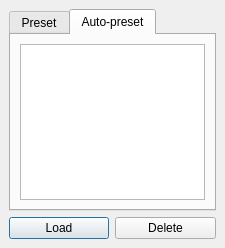
Qt form src/ui/forms/preseteditor.ui (ksv1986/qmmp-staging) before a commit.
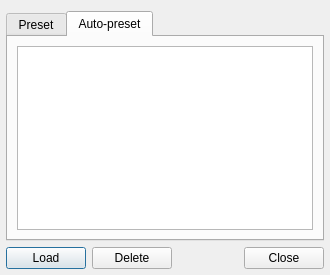
The same form after that commit. The open tabs and pages were chosen to show the change.

The edit to the form file:
```diff
--- a/src/ui/forms/preseteditor.ui
+++ b/src/ui/forms/preseteditor.ui
@@ -1,12 +1,12 @@
 <ui version="4.0" >
  <class>PresetEditor</class>
- <widget class="QDialog" name="PresetEditor" >
-  <property name="geometry" >
+ <widget class="QDialog" name="PresetEditor">
+  <property name="geometry">
    <rect>
     <x>0</x>
     <y>0</y>
-    <width>225</width>
-    <height>248</height>
+    <width>330</width>
+    <height>275</height>
    </rect>
   </property>
   <property name="windowTitle" >
@@ -15,30 +15,19 @@
   <property name="modal" >
    <bool>false</bool>
   </property>
-  <layout class="QGridLayout" >
-   <property name="margin" >
-    <number>9</number>
+  <layout class="QGridLayout" name="gridLayout">
+   <property name="leftMargin">
+    <number>6</number>
    </property>
-   <property name="spacing" >
+   <property name="rightMargin">
     <number>6</number>
    </property>
-   <item row="1" column="0" >
-    <widget class="QPushButton" name="loadButton" >
-     <property name="text" >
-      <string>Load</string>
-     </property>
-    </widget>
-   </item>
-   <item row="1" column="1" >
-    <widget class="QPushButton" name="deleteButton" >
-     <property name="text" >
-      <string>Delete</string>
-     </property>
-    </widget>
-   </item>
-   <item row="0" column="0" colspan="2" >
-    <widget class="QTabWidget" name="tabWidget" >
-     <property name="currentIndex" >
+   <property name="bottomMargin">
+    <number>6</number>
+   </property>
+   <item row="0" column="0" colspan="3">
+    <widget class="QTabWidget" name="tabWidget">
+     <property name="currentIndex">
       <number>0</number>
      </property>
      <widget class="QWidget" name="tab" >
@@ -61,16 +50,16 @@
       <attribute name="title" >
        <string>Auto-preset</string>
       </attribute>
-      <layout class="QVBoxLayout" >
-       <property name="margin" >
-        <number>9</number>
-       </property>
-       <property name="spacing" >
+      <layout class="QVBoxLayout">
+       <property name="spacing">
         <number>6</number>
        </property>
+       <property name="margin">
+        <number>9</number>
+       </property>
        <item>
-        <widget class="QListWidget" name="autoPresetListWidget" >
-         <property name="editTriggers" >
+        <widget class="QListWidget" name="autoPresetListWidget">
+         <property name="editTriggers">
           <set>QAbstractItemView::NoEditTriggers</set>
          </property>
         </widget>
@@ -79,9 +68,34 @@
      </widget>
     </widget>
    </item>
+   <item row="1" column="0" colspan="3">
+    <layout class="QHBoxLayout" name="horizontalLayout">
+     <item>
+      <widget class="QPushButton" name="loadButton">
+       <property name="text">
+        <string>Load</string>
+       </property>
+      </widget>
+     </item>
+     <item>
+      <widget class="QPushButton" name="deleteButton">
+       <property name="text">
+        <string>Delete</string>
+       </property>
+      </widget>
+     </item>
+     <item>
+      <widget class="QDialogButtonBox" name="buttonBox">
+       <property name="standardButtons">
+        <set>QDialogButtonBox::Close</set>
+       </property>
+      </widget>
+     </item>
+    </layout>
+   </item>
   </layout>
  </widget>
- <layoutdefault spacing="6" margin="11" />
+ <layoutdefault spacing="6" margin="11"/>
  <pixmapfunction>qPixmapFromMimeSource</pixmapfunction>
  <resources/>
  <connections/>
```
Left out of the diff: 46 changed lines with no effect on the pictures.
